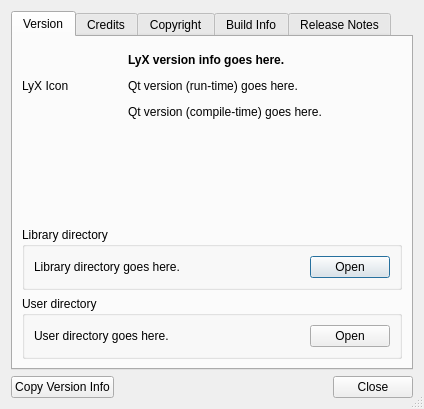
The window that src/frontends/qt/ui/AboutUi.ui (cburschka/lyx) describes before a commit, drawn with Qt 5.
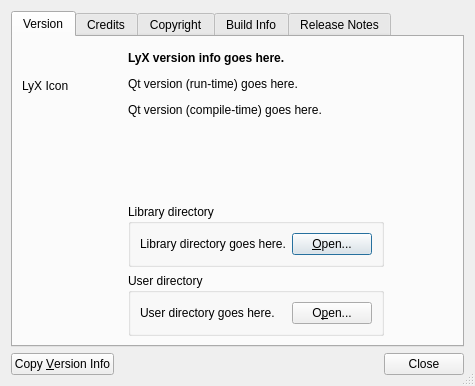
The same window after the commit.

Commit message: GuiAbout: some more polishment

Patch:
```diff
--- a/src/frontends/qt/ui/AboutUi.ui
+++ b/src/frontends/qt/ui/AboutUi.ui
@@ -6,8 +6,8 @@
    <rect>
     <x>0</x>
     <y>0</y>
-    <width>424</width>
-    <height>409</height>
+    <width>475</width>
+    <height>386</height>
    </rect>
   </property>
   <property name="windowTitle">
@@ -28,7 +28,7 @@
       </attribute>
       <layout class="QGridLayout" name="gridLayout">
        <item row="0" column="0">
-        <layout class="QHBoxLayout" name="horizontalLayout">
+        <layout class="QVBoxLayout" name="verticalLayout">
          <item>
           <widget class="QLabel" name="iconLA">
            <property name="sizePolicy">
@@ -49,6 +49,21 @@
           </widget>
          </item>
          <item>
+          <spacer name="verticalSpacer_2">
+           <property name="orientation">
+            <enum>Qt::Vertical</enum>
+           </property>
+           <property name="sizeHint" stdset="0">
+            <size>
+             <width>20</width>
+             <height>188</height>
+            </size>
+           </property>
+          </spacer>
+         </item>
+        </layout>
+       </item>
+       <item row="0" column="1">
           <spacer name="horizontalSpacer_2">
            <property name="orientation">
             <enum>Qt::Horizontal</enum>
@@ -64,10 +79,28 @@
            </property>
           </spacer>
          </item>
+       <item row="0" column="2">
+        <layout class="QVBoxLayout" name="verticalLayout_2">
+         <item>
+          <spacer name="verticalSpacer_3">
+           <property name="orientation">
+            <enum>Qt::Vertical</enum>
+           </property>
+           <property name="sizeType">
+            <enum>QSizePolicy::Fixed</enum>
+           </property>
+           <property name="sizeHint" stdset="0">
+            <size>
+             <width>20</width>
+             <height>5</height>
+            </size>
+           </property>
+          </spacer>
+         </item>
          <item>
           <widget class="QLabel" name="versionLA">
            <property name="sizePolicy">
-            <sizepolicy hsizetype="MinimumExpanding" vsizetype="Preferred">
+            <sizepolicy hsizetype="MinimumExpanding" vsizetype="Minimum">
              <horstretch>0</horstretch>
              <verstretch>0</verstretch>
             </sizepolicy>
@@ -84,33 +117,53 @@
            <property name="wordWrap">
             <bool>true</bool>
            </property>
+           <property name="margin">
+            <number>0</number>
+           </property>
            <property name="textInteractionFlags">
             <set>Qt::LinksAccessibleByMouse|Qt::TextSelectableByMouse</set>
            </property>
           </widget>
          </item>
-        </layout>
-       </item>
-       <item row="1" column="0">
+         <item>
         <spacer name="verticalSpacer">
          <property name="orientation">
           <enum>Qt::Vertical</enum>
          </property>
+           <property name="sizeType">
+            <enum>QSizePolicy::MinimumExpanding</enum>
+           </property>
          <property name="sizeHint" stdset="0">
           <size>
            <width>20</width>
-           <height>40</height>
+             <height>10</height>
           </size>
          </property>
         </spacer>
        </item>
-       <item row="2" column="0">
+         <item>
         <widget class="QGroupBox" name="gridGroupBox">
          <property name="title">
           <string>Library directory</string>
          </property>
          <layout class="QGridLayout" name="gridLayout_3">
-          <item row="0" column="0">
+            <item row="0" column="2">
+             <widget class="QPushButton" name="showDirLibraryPB">
+              <property name="sizePolicy">
+               <sizepolicy hsizetype="Maximum" vsizetype="Fixed">
+                <horstretch>0</horstretch>
+                <verstretch>0</verstretch>
+               </sizepolicy>
+              </property>
+              <property name="toolTip">
+               <string>Open library directory in file browser</string>
+              </property>
+              <property name="text">
+               <string>&amp;Open...</string>
+              </property>
+             </widget>
+            </item>
+            <item row="0" column="1">
            <widget class="QLabel" name="dirLibraryLA">
             <property name="sizePolicy">
              <sizepolicy hsizetype="MinimumExpanding" vsizetype="Preferred">
@@ -128,30 +181,17 @@
              <enum>Qt::PlainText</enum>
             </property>
             <property name="wordWrap">
-             <bool>true</bool>
+               <bool>false</bool>
             </property>
             <property name="textInteractionFlags">
              <set>Qt::LinksAccessibleByMouse|Qt::TextSelectableByMouse</set>
             </property>
            </widget>
           </item>
-          <item row="0" column="1">
-           <widget class="QPushButton" name="showDirLibraryPB">
-            <property name="sizePolicy">
-             <sizepolicy hsizetype="Maximum" vsizetype="Fixed">
-              <horstretch>0</horstretch>
-              <verstretch>0</verstretch>
-             </sizepolicy>
-            </property>
-            <property name="text">
-             <string>Open</string>
-            </property>
-           </widget>
-          </item>
          </layout>
         </widget>
        </item>
-       <item row="3" column="0">
+         <item>
         <widget class="QGroupBox" name="gridGroupBox1">
          <property name="title">
           <string>User directory</string>
@@ -169,7 +209,7 @@
              <enum>Qt::PlainText</enum>
             </property>
             <property name="wordWrap">
-             <bool>true</bool>
+               <bool>false</bool>
             </property>
             <property name="textInteractionFlags">
              <set>Qt::LinksAccessibleByMouse|Qt::TextSelectableByMouse</set>
@@ -185,7 +225,7 @@
              </sizepolicy>
             </property>
             <property name="text">
-             <string>Open</string>
+               <string>O&amp;pen...</string>
             </property>
             <property name="flat">
              <bool>false</bool>
@@ -196,6 +236,21 @@
         </widget>
        </item>
       </layout>
+       </item>
+       <item row="0" column="3">
+        <spacer name="horizontalSpacer">
+         <property name="orientation">
+          <enum>Qt::Horizontal</enum>
+         </property>
+         <property name="sizeHint" stdset="0">
+          <size>
+           <width>15</width>
+           <height>20</height>
+          </size>
+         </property>
+        </spacer>
+       </item>
+      </layout>
      </widget>
      <widget class="QWidget" name="creditstab">
       <attribute name="title">
@@ -319,7 +374,7 @@
      <item>
       <widget class="QPushButton" name="versionCopyPB">
        <property name="text">
-        <string>Copy Version Info</string>
+        <string>Copy &amp;Version Info</string>
        </property>
       </widget>
      </item>
```
Left out of the diff: 6 changed lines with no effect on the pictures. Lines whose indentation alone changed are shown as unchanged.
